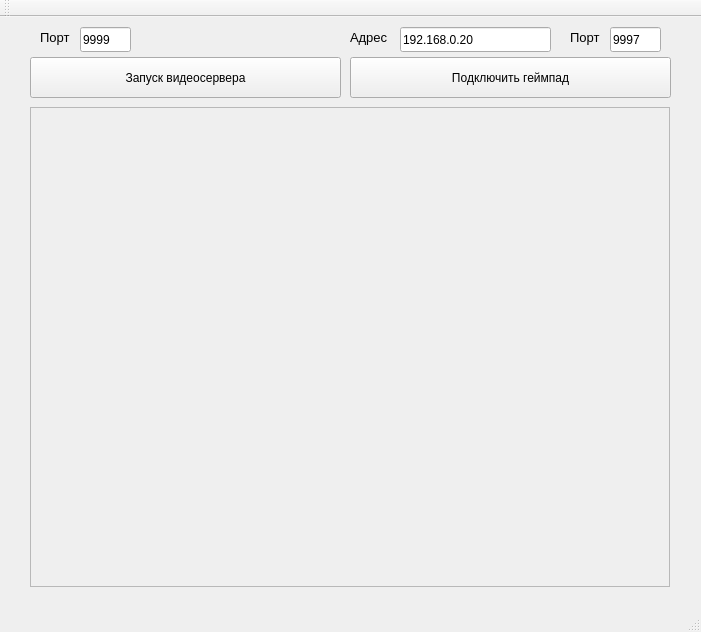
ArtyomZubko/YUVStreamReciever, file GUITcpServer/mainwindow.ui: the form before one commit.
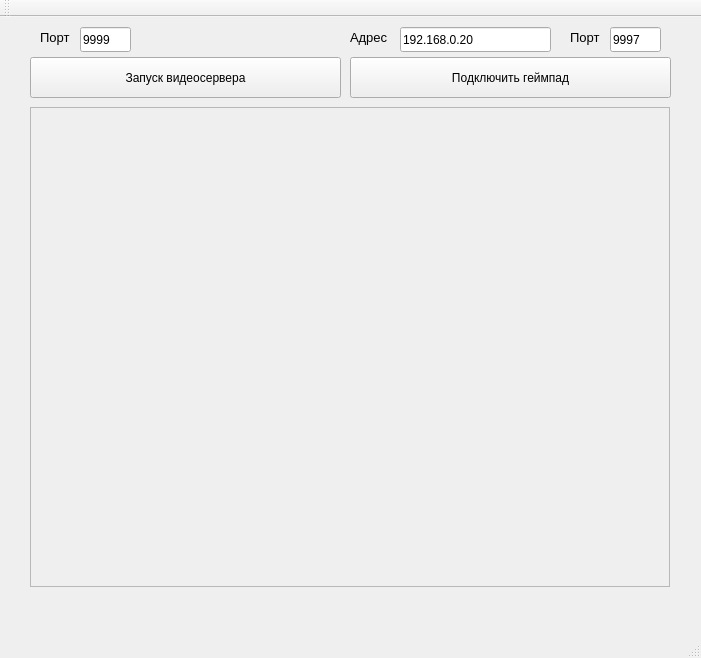
The form after the commit.

```diff
--- a/GUITcpServer/mainwindow.ui
+++ b/GUITcpServer/mainwindow.ui
@@ -7,7 +7,7 @@
     <x>0</x>
     <y>0</y>
     <width>701</width>
-    <height>632</height>
+    <height>658</height>
    </rect>
   </property>
   <property name="windowTitle">
```
Left out of the diff: 13 changed lines with no effect on the pictures.
